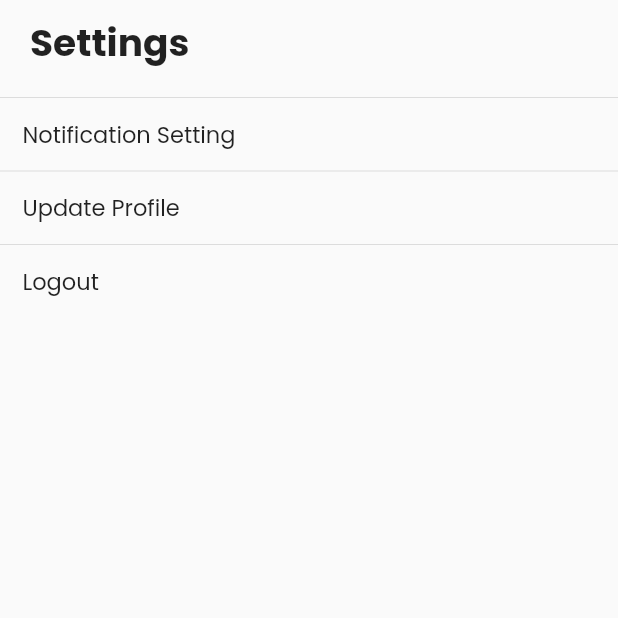
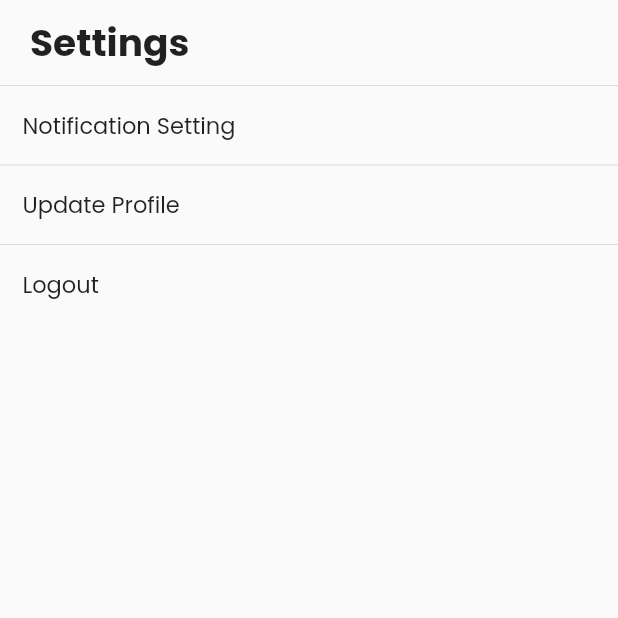
Before and after one commit to Durianator/ripeto_flutter, a Flutter app: the SettingsScreen screen opened by its route, on a phone screen of 412 x 824 dp, the top half of it. Run offline on Flutter 3.47's test engine with Material 2 defaults, Android fonts, the phone set to English and light mode, and no system bars; our stand-ins replace awesome_notifications, cloud_firestore, firebase_auth, firebase_core, firebase_messaging, flutter_local_notifications and 7 more; missing offline and left inert: day_picker; accounts and stored records are empty.

Commit message:
Completed Nav Bar

```diff
--- a/lib/screens/settings_screen.dart
+++ b/lib/screens/settings_screen.dart
@@ -1,6 +1,11 @@
+import 'package:awesome_notifications/awesome_notifications.dart';
+import 'package:firebase_auth/firebase_auth.dart';
 import 'package:flutter/material.dart';
 import 'package:ripeto_flutter/component.dart';
 import 'package:ripeto_flutter/screens/home_screen.dart';
+import 'package:ripeto_flutter/screens/login_screen.dart';
+import 'package:ripeto_flutter/screens/real_home_screen.dart';
+import 'package:ripeto_flutter/service/notification_api.dart';
 
 class SettingsScreen extends StatefulWidget {
   static const String id = 'settings_screen';
@@ -9,6 +14,8 @@ class SettingsScreen extends StatefulWidget {
 }
 
 class _SettingsScreenState extends State<SettingsScreen> {
+  final _auth = FirebaseAuth.instance;
+
   @override
   Widget build(BuildContext context) {
     return SafeArea(
@@ -17,26 +24,34 @@ class _SettingsScreenState extends State<SettingsScreen> {
           crossAxisAlignment: CrossAxisAlignment.start,
           children: [
             settingsScreenHeader(),
-            Divider(),
+            Divider(height: 0.0),
             settingsOption(
               'Notification Setting',
               () {
                 Navigator.pushNamed(context, HomeScreen.id);
               },
             ),
-            Divider(),
+            Divider(height: 0.0),
             settingsOption(
               'Update Profile',
               () {
-                Navigator.pushNamed(context, HomeScreen.id);
+                // AwesomeNotifications().createNotification(
+                //     content: NotificationContent(
+                //         id: 10,
+                //         channelKey: 'basic_channel',
+                //         title: 'Simple Notification',
+                //         body: 'Simple body'));
               },
             ),
-            Divider(),
+            Divider(height: 0.0),
             settingsOption(
               'Logout',
-              () {
+              () async {
                 // await _auth.signOut();
-                Navigator.pop(context);
+                await _auth.signOut();
+                Navigator.of(context, rootNavigator: true)
+                    .pushNamedAndRemoveUntil(
+                        LoginScreen.id, (Route<dynamic> route) => false);
               },
             ),
           ],
@@ -49,10 +64,7 @@ class _SettingsScreenState extends State<SettingsScreen> {
     return InkWell(
       child: Container(
         width: double.infinity,
-        margin: EdgeInsets.symmetric(
-          vertical: 5.0,
-          horizontal: 15.0,
-        ),
+        margin: EdgeInsets.all(15.0),
         child: Text(
           settingsName,
           style: TextStyle(
--- a/pubspec.yaml
+++ b/pubspec.yaml
@@ -29,6 +29,9 @@ dependencies:
   weekday_selector: ^1.0.0
   persistent_bottom_nav_bar: ^4.0.2
   table_calendar: ^3.0.3
+  firebase_messaging: ^11.2.5
+  flutter_local_notifications: ^9.2.0
+  awesome_notifications: ^0.6.21
 
 dev_dependencies:
   flutter_test:
```
Also changed, not shown: lib/main.dart (+31 -0 lines), lib/screens/home_screen.dart (+12 -13 lines), lib/screens/real_home_screen.dart (+7 -0 lines), lib/service/notification_api.dart (added, +31 -0 lines), pubspec.lock, 2 other files.
